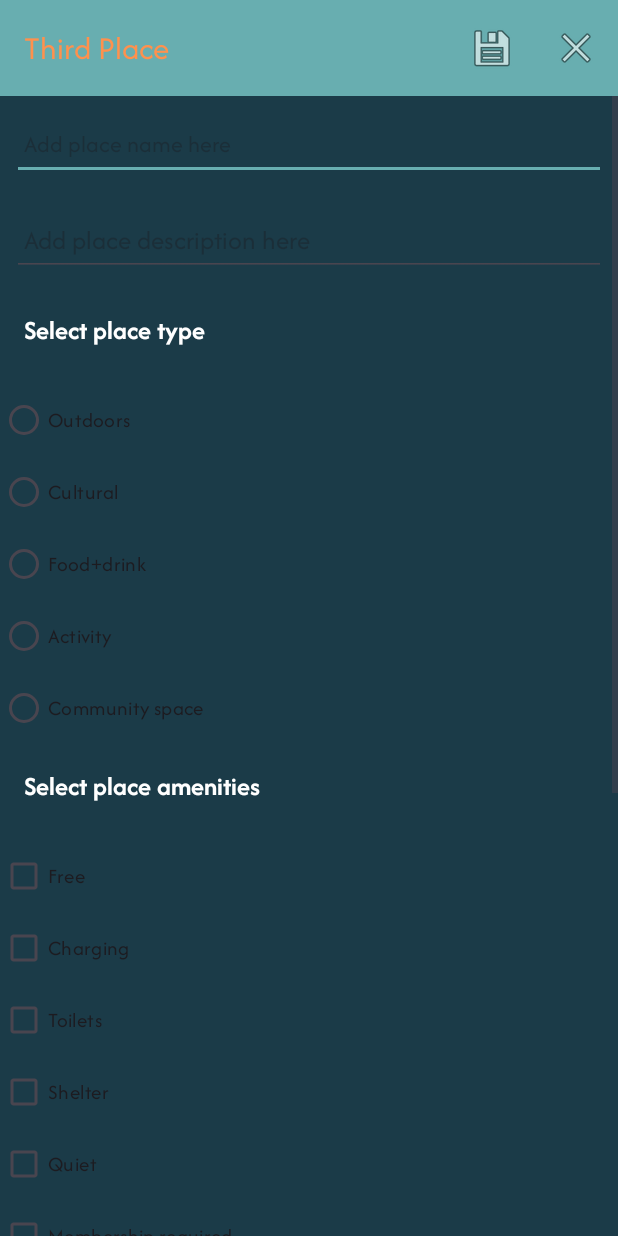
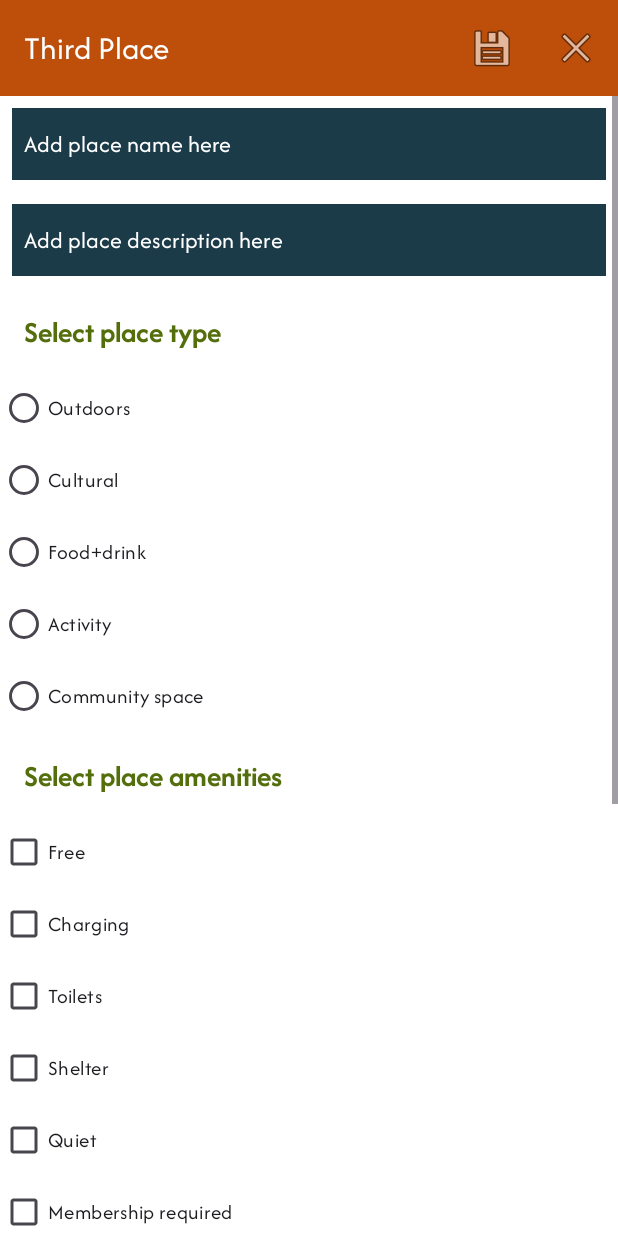
Before and after one commit to poraif/thirdplace, an Android app: the ThirdPlaceView screen opened directly, with no data from a screen before it, on a phone screen of 412 x 824 dp. Run offline under Robolectric (Android 15) with nearby library versions, the phone set to English and light mode, and no system bars; our stand-ins replace Picasso, Timber.

Commit message:
updates to UI

```diff
--- a/app/build.gradle.kts
+++ b/app/build.gradle.kts
@@ -7,12 +7,12 @@ plugins {
 
 android {
     namespace = "ie.por.thirdplace"
-    compileSdk = 34
+    compileSdk = 35
 
     defaultConfig {
         applicationId = "ie.por.thirdplace"
         minSdk = 30
-        targetSdk = 34
+        targetSdk = 35
         versionCode = 1
         versionName = "1.0"
 
--- a/app/src/main/res/layout/activity_addplace.xml
+++ b/app/src/main/res/layout/activity_addplace.xml
@@ -18,7 +18,7 @@
             android:id="@+id/appBarLayout"
             android:layout_width="match_parent"
             android:layout_height="wrap_content"
-            android:background="@color/turquoise"
+            android:background="@color/colorPrimary"
             android:fitsSystemWindows="true"
             app:elevation="0dp"
             app:theme="@style/ThemeOverlay.Material3.Dark.ActionBar">
@@ -26,8 +26,8 @@
             <androidx.appcompat.widget.Toolbar
                 android:id="@+id/toolbarAdd"
                 android:layout_width="match_parent"
-                android:layout_height="wrap_content"
-                app:titleTextColor="@color/orange" />
+                android:layout_height="match_parent"
+                app:titleTextColor="@color/colorOnPrimary" />
         </com.google.android.material.appbar.AppBarLayout>
 
         <ScrollView
@@ -47,12 +47,14 @@
                     android:layout_height="48dp"
                     android:layout_margin="8dp"
                     android:autofillHints="hint"
+                    android:background="@color/colorSurface"
                     android:hint="@string/hint_placeTitle"
                     android:inputType="text"
                     android:maxLength="25"
                     android:maxLines="1"
                     android:padding="8dp"
-                    android:textColor="@color/white"
+                    android:textColor="@color/colorOnSurface"
+                    android:textColorHint="@color/colorOnSurface"
                     android:textSize="16sp" />
 
                 <EditText
@@ -62,22 +64,26 @@
                     android:layout_margin="8dp"
                     android:autofillHints="hint"
                     android:hint="@string/hint_placeDescription"
+                    android:textColorHint="@color/colorOnSurface"
                     android:inputType="textMultiLine"
                     android:maxLength="25"
                     android:maxLines="1"
                     android:padding="8dp"
-                    android:textColor="@color/white"/>
+                    android:background="@color/colorSurface"
+                    android:textColor="@color/colorOnSurface"
+                    android:textSize="16sp" />
 
                 <TextView
                     android:id="@+id/placeTypeHeader"
                     android:layout_width="match_parent"
-                    android:layout_height="48dp"
+                    android:layout_height="40dp"
                     android:layout_margin="8dp"
                     android:text="@string/header_placeType"
-                    android:textSize="18sp"
                     android:textStyle="bold"
                     android:padding="8dp"
-                    android:textColor="@color/white"/>
+                    android:background="@color/colorBackground"
+                    android:textColor="@color/colorSecondary"
+                    android:textSize="20sp" />
 
                 <RadioGroup
                     android:id="@+id/placeTypeRadioGroup"
@@ -115,13 +121,14 @@
                 <TextView
                     android:id="@+id/AmenitiesHeader"
                     android:layout_width="match_parent"
-                    android:layout_height="48dp"
+                    android:layout_height="40dp"
                     android:layout_margin="8dp"
                     android:text="@string/header_amenities"
-                    android:textSize="18sp"
                     android:textStyle="bold"
                     android:padding="8dp"
-                    android:textColor="@color/white"/>
+                    android:background="@color/colorBackground"
+                    android:textColor="@color/colorSecondary"
+                    android:textSize="20sp" />
 
                 <CheckBox
                     android:id="@+id/checkbox_free"
@@ -182,12 +189,11 @@
                     android:layout_width="match_parent"
                     android:layout_height="wrap_content"
                     android:layout_margin="16dp"
-                    android:background="@color/turquoise"
+                    android:background="@color/colorSurface"
                     android:padding="8dp"
                     android:text="@string/button_addImage"
-                android:textColor="@color/white"
+                    android:textColor="@color/colorOnSurface"
                     android:textSize="16sp"
-
                     tools:ignore="VisualLintButtonSize" />
 
                 <ImageView
@@ -203,24 +209,24 @@
                     android:layout_width="match_parent"
                     android:layout_height="wrap_content"
                     android:layout_margin="16dp"
-                    android:background="@color/turquoise"
+                    android:background="@color/colorSurface"
                     android:padding="8dp"
-                android:stateListAnimator="@null"
                     android:text="@string/button_addLocation"
-                android:textColor="@color/white"
-                android:textSize="16sp"/>
+                    android:textColor="@color/colorOnSurface"
+                    android:textSize="16sp"
+                    tools:ignore="VisualLintButtonSize" />
 
                 <Button
                     android:id="@+id/btnAddPlace"
                     android:layout_width="match_parent"
                     android:layout_height="wrap_content"
                     android:layout_margin="16dp"
-                    android:background="@color/turquoise"
+                    android:background="@color/colorPrimary"
                     android:padding="8dp"
-                    android:stateListAnimator="@null"
                     android:text="@string/button_addPlace"
-                    android:textColor="@color/white"
-                    android:textSize="20sp" />
+                    android:textColor="@color/colorOnPrimary"
+                    android:textSize="16sp"
+                    tools:ignore="VisualLintButtonSize" />
 
             </LinearLayout>
         </ScrollView>
--- a/app/src/main/res/values/colors.xml
+++ b/app/src/main/res/values/colors.xml
@@ -1,11 +1,22 @@
 <?xml version="1.0" encoding="utf-8"?>
 <resources>
-    <color name="black">#FF000000</color>
-    <color name="white">#FFFFFFFF</color>
-    <color name="orange">#FF914D</color>
-    <color name="turquoise">#68AEB0</color>
-    <color name="blue">#51ECF0</color>
-    <color name="navy">#1B3B48</color>
-    <color name="coral">#FF6F61</color>
-    <color name="red">#D92679</color>
+    <!-- app bars, buttons etc and text/icons overlaid on that -->
+    <color name="colorPrimary">#bd4f0b</color>
+    <color name="colorOnPrimary">#FFFFFFFF</color>
+
+    <!-- Other buttons and text -->
+    <color name="colorSecondary">#546e0c</color>
+    <color name="colorOnSecondary">#FFFFFFFF</color>
+
+    <!-- app background and text on background -->
+    <color name="colorBackground">#FFFFFFFF</color>
+    <color name="colorOnBackground">#1B3B48</color>
+
+    <!-- Elements on background and text overlaid on those elements -->
+    <color name="colorSurface">#1B3B48</color>
+    <color name="colorOnSurface">#FFFFFFFF</color>
+
+    <!-- Error messages -->
+    <color name="colorError">#a31024</color>
+    <color name="colorOnError">#FFFFFFFF</color>
 </resources>
--- a/app/src/main/res/values/themes.xml
+++ b/app/src/main/res/values/themes.xml
@@ -1,32 +1,31 @@
 <resources xmlns:tools="http://schemas.android.com/tools">
     <!-- Base application theme. -->
     <style name="Base.Theme.ThirdPlace" parent="Theme.Material3.DayNight.NoActionBar">
-        <!-- Customize your light theme here. -->
 
         <!-- Set font -->
         <item name="fontFamily">@font/afacad</item>
 
         <!-- app bars, buttons etc and text/icons overlaid -->
-        <item name="colorPrimary">@color/orange</item>
-        <item name="colorOnPrimary">@color/white</item>
+        <item name="colorPrimary">@color/colorPrimary</item>
+        <item name="colorOnPrimary">@color/colorOnPrimary</item>
 
         <!-- Other buttons and text -->
-        <item name="colorSecondary">@color/turquoise</item>
-        <item name="colorOnSecondary">@color/white</item>
+        <item name="colorSecondary">@color/colorSecondary</item>
+        <item name="colorOnSecondary">@color/colorOnSecondary</item>
 
         <!-- app background and text on background -->
-        <item name="android:colorBackground">@color/navy</item>
-        <item name="colorOnBackground">@color/white</item>
+        <item name="android:colorBackground">@color/colorBackground</item>
+        <item name="colorOnBackground">@color/colorOnBackground</item>
 
         <!-- Elements on background and their text -->
-        <item name="colorSurface">@color/white</item>
-        <item name="colorOnSurface">@color/navy</item>
+        <item name="colorSurface">@color/colorSurface</item>
+        <item name="colorOnSurface">@color/colorOnSurface</item>
 
         <!-- Error messages -->
-        <item name="colorError">@color/red</item>
-        <item name="colorOnError">@color/white</item>
+        <item name="colorError">@color/colorError</item>
+        <item name="colorOnError">@color/colorOnError</item>
 
-        ]        <!-- Status bar color. -->
+        <!-- Status bar color. -->
         <item name="android:statusBarColor">?attr/colorPrimaryVariant</item>
     </style>
 
```
Also changed, not shown: app/src/main/res/layout/activity_login.xml (+22 -10 lines), app/src/main/res/layout/activity_signup.xml (+31 -19 lines), app/src/main/res/layout/activity_thirdplace_list.xml (+7 -6 lines), app/src/main/res/layout/activity_thirdplace_maps.xml (+9 -13 lines), app/src/main/res/layout/content_thirdplace_maps.xml (+5 -2 lines), gradle/libs.versions.toml (+9 -9 lines), gradle/wrapper/gradle-wrapper.properties. Lines whose indentation alone changed are shown as unchanged.
